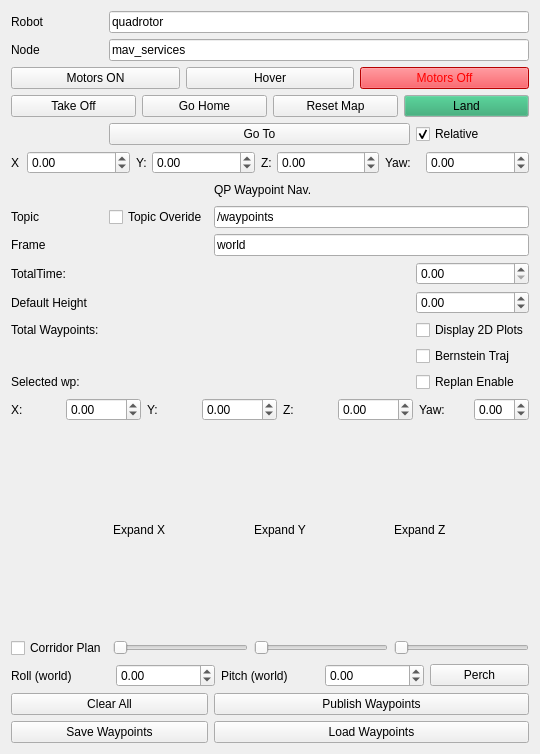
This is waypoint_navigation_plugin/ui/WaypointNavigation.ui in arplaboratory/waypoint_navigation_plugin as Qt 5 draws it before an edit. The edited form follows.
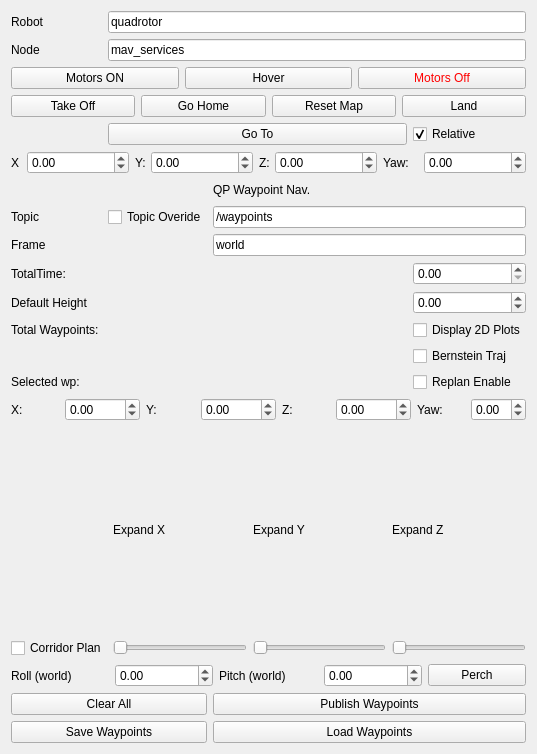
This is the edited form.

Patch:
```diff
--- a/waypoint_navigation_plugin/ui/WaypointNavigation.ui
+++ b/waypoint_navigation_plugin/ui/WaypointNavigation.ui
@@ -6,7 +6,7 @@
    <rect>
     <x>0</x>
     <y>0</y>
-    <width>540</width>
+    <width>537</width>
     <height>754</height>
    </rect>
   </property>
@@ -42,205 +42,6 @@
      </item>
      <item>
       <widget class="QPushButton" name="motors_off_push_button">
-       <property name="palette">
-        <palette>
-         <active>
-          <colorrole role="WindowText">
-           <brush brushstyle="SolidPattern">
-            <color alpha="255">
-             <red>255</red>
-             <green>0</green>
-             <blue>0</blue>
-            </color>
-           </brush>
-          </colorrole>
-          <colorrole role="Button">
-           <brush brushstyle="SolidPattern">
-            <color alpha="255">
-             <red>237</red>
-             <green>51</green>
-             <blue>59</blue>
-            </color>
-           </brush>
-          </colorrole>
-          <colorrole role="Text">
-           <brush brushstyle="SolidPattern">
-            <color alpha="255">
-             <red>255</red>
-             <green>0</green>
-             <blue>0</blue>
-            </color>
-           </brush>
-          </colorrole>
-          <colorrole role="ButtonText">
-           <brush brushstyle="SolidPattern">
-            <color alpha="255">
-             <red>255</red>
-             <green>0</green>
-             <blue>0</blue>
-            </color>
-           </brush>
-          </colorrole>
-          <colorrole role="Base">
-           <brush brushstyle="SolidPattern">
-            <color alpha="255">
-             <red>255</red>
-             <green>255</green>
-             <blue>255</blue>
-            </color>
-           </brush>
-          </colorrole>
-          <colorrole role="Window">
-           <brush brushstyle="SolidPattern">
-            <color alpha="255">
-             <red>255</red>
-             <green>0</green>
-             <blue>0</blue>
-            </color>
-           </brush>
-          </colorrole>
-          <colorrole role="PlaceholderText">
-           <brush brushstyle="SolidPattern">
-            <color alpha="255">
-             <red>255</red>
-             <green>0</green>
-             <blue>0</blue>
-            </color>
-           </brush>
-          </colorrole>
-         </active>
-         <inactive>
-          <colorrole role="WindowText">
-           <brush brushstyle="SolidPattern">
-            <color alpha="255">
-             <red>255</red>
-             <green>0</green>
-             <blue>0</blue>
-            </color>
-           </brush>
-          </colorrole>
-          <colorrole role="Button">
-           <brush brushstyle="SolidPattern">
-            <color alpha="255">
-             <red>237</red>
-             <green>51</green>
-             <blue>59</blue>
-            </color>
-           </brush>
-          </colorrole>
-          <colorrole role="Text">
-           <brush brushstyle="SolidPattern">
-            <color alpha="255">
-             <red>255</red>
-             <green>0</green>
-             <blue>0</blue>
-            </color>
-           </brush>
-          </colorrole>
-          <colorrole role="ButtonText">
-           <brush brushstyle="SolidPattern">
-            <color alpha="255">
-             <red>255</red>
-             <green>0</green>
-             <blue>0</blue>
-            </color>
-           </brush>
-          </colorrole>
-          <colorrole role="Base">
-           <brush brushstyle="SolidPattern">
-            <color alpha="255">
-             <red>255</red>
-             <green>255</green>
-             <blue>255</blue>
-            </color>
-           </brush>
-          </colorrole>
-          <colorrole role="Window">
-           <brush brushstyle="SolidPattern">
-            <color alpha="255">
-             <red>255</red>
-             <green>0</green>
-             <blue>0</blue>
-            </color>
-           </brush>
-          </colorrole>
-          <colorrole role="PlaceholderText">
-           <brush brushstyle="SolidPattern">
-            <color alpha="255">
-             <red>255</red>
-             <green>0</green>
-             <blue>0</blue>
-            </color>
-           </brush>
-          </colorrole>
-         </inactive>
-         <disabled>
-          <colorrole role="WindowText">
-           <brush brushstyle="SolidPattern">
-            <color alpha="255">
-             <red>255</red>
-             <green>0</green>
-             <blue>0</blue>
-            </color>
-           </brush>
-          </colorrole>
-          <colorrole role="Button">
-           <brush brushstyle="SolidPattern">
-            <color alpha="255">
-             <red>237</red>
-             <green>51</green>
-             <blue>59</blue>
-            </color>
-           </brush>
-          </colorrole>
-          <colorrole role="Text">
-           <brush brushstyle="SolidPattern">
-            <color alpha="255">
-             <red>255</red>
-             <green>0</green>
-             <blue>0</blue>
-            </color>
-           </brush>
-          </colorrole>
-          <colorrole role="ButtonText">
-           <brush brushstyle="SolidPattern">
-            <color alpha="255">
-             <red>255</red>
-             <green>0</green>
-             <blue>0</blue>
-            </color>
-           </brush>
-          </colorrole>
-          <colorrole role="Base">
-           <brush brushstyle="SolidPattern">
-            <color alpha="255">
-             <red>255</red>
-             <green>0</green>
-             <blue>0</blue>
-            </color>
-           </brush>
-          </colorrole>
-          <colorrole role="Window">
-           <brush brushstyle="SolidPattern">
-            <color alpha="255">
-             <red>255</red>
-             <green>0</green>
-             <blue>0</blue>
-            </color>
-           </brush>
-          </colorrole>
-          <colorrole role="PlaceholderText">
-           <brush brushstyle="SolidPattern">
-            <color alpha="255">
-             <red>255</red>
-             <green>0</green>
-             <blue>0</blue>
-            </color>
-           </brush>
-          </colorrole>
-         </disabled>
-        </palette>
-       </property>
        <property name="styleSheet">
         <string notr="true">color: rgb(255, 0, 0);</string>
        </property>
@@ -651,70 +452,6 @@
      </item>
      <item>
       <widget class="QPushButton" name="land_push_button">
-       <property name="palette">
-        <palette>
-         <active>
-          <colorrole role="Button">
-           <brush brushstyle="SolidPattern">
-            <color alpha="255">
-             <red>38</red>
-             <green>162</green>
-             <blue>105</blue>
-            </color>
-           </brush>
-          </colorrole>
-          <colorrole role="Base">
-           <brush brushstyle="SolidPattern">
-            <color alpha="255">
-             <red>255</red>
-             <green>255</green>
-             <blue>255</blue>
-            </color>
-           </brush>
-          </colorrole>
-         </active>
-         <inactive>
-          <colorrole role="Button">
-           <brush brushstyle="SolidPattern">
-            <color alpha="255">
-             <red>38</red>
-             <green>162</green>
-             <blue>105</blue>
-            </color>
-           </brush>
-          </colorrole>
-          <colorrole role="Base">
-           <brush brushstyle="SolidPattern">
-            <color alpha="255">
-             <red>255</red>
-             <green>255</green>
-             <blue>255</blue>
-            </color>
-           </brush>
-          </colorrole>
-         </inactive>
-         <disabled>
-          <colorrole role="Button">
-           <brush brushstyle="SolidPattern">
-            <color alpha="255">
-             <red>38</red>
-             <green>162</green>
-             <blue>105</blue>
-            </color>
-           </brush>
-          </colorrole>
-          <colorrole role="Base">
-           <brush brushstyle="SolidPattern">
-            <color alpha="255">
-             <red>239</red>
-             <green>239</green>
-             <blue>239</blue>
-            </color>
-           </brush>
-          </colorrole>
-         </disabled>
-        </palette>
-       </property>
        <property name="text">
         <string>Land</string>
        </property>
```
